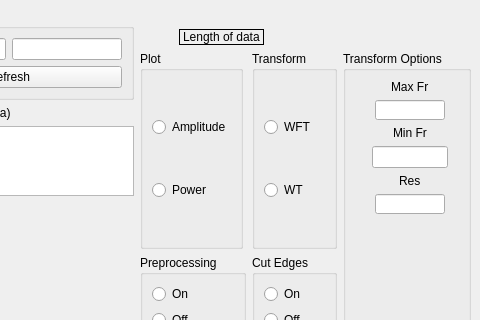
The window that res/layout/window_time_freq.ui (luphysics/PyMODA) describes before a commit, drawn with Qt 5; both pictures show x 1016 to 1496 and y 0 to 320 of the 1496 by 766 pixel window.
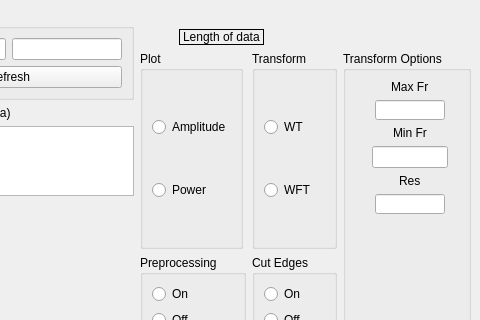
The same window after the commit. Custom widgets are drawn as their Qt base class.

Patch:
```diff
--- a/res/layout/window_time_freq.ui
+++ b/res/layout/window_time_freq.ui
@@ -373,14 +373,14 @@
                <string>Transform</string>
               </property>
               <layout class="QGridLayout" name="gridLayout_17">
-               <item row="0" column="0">
+               <item row="1" column="0">
                 <widget class="QRadioButton" name="radio_transform_wft">
                  <property name="text">
                   <string>WFT</string>
                  </property>
                 </widget>
                </item>
-               <item row="1" column="0">
+               <item row="0" column="0">
                 <widget class="QRadioButton" name="radio_transform_wt">
                  <property name="text">
                   <string>WT</string>
```
Left out of the diff: 6 changed lines with no effect on the pictures.
